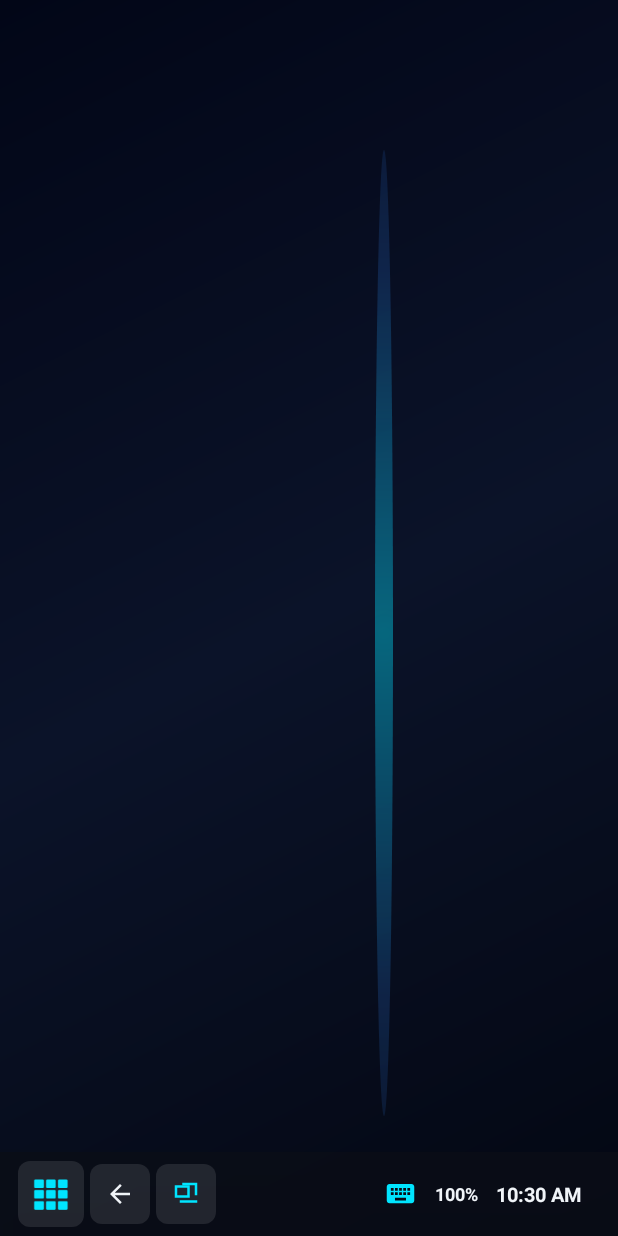
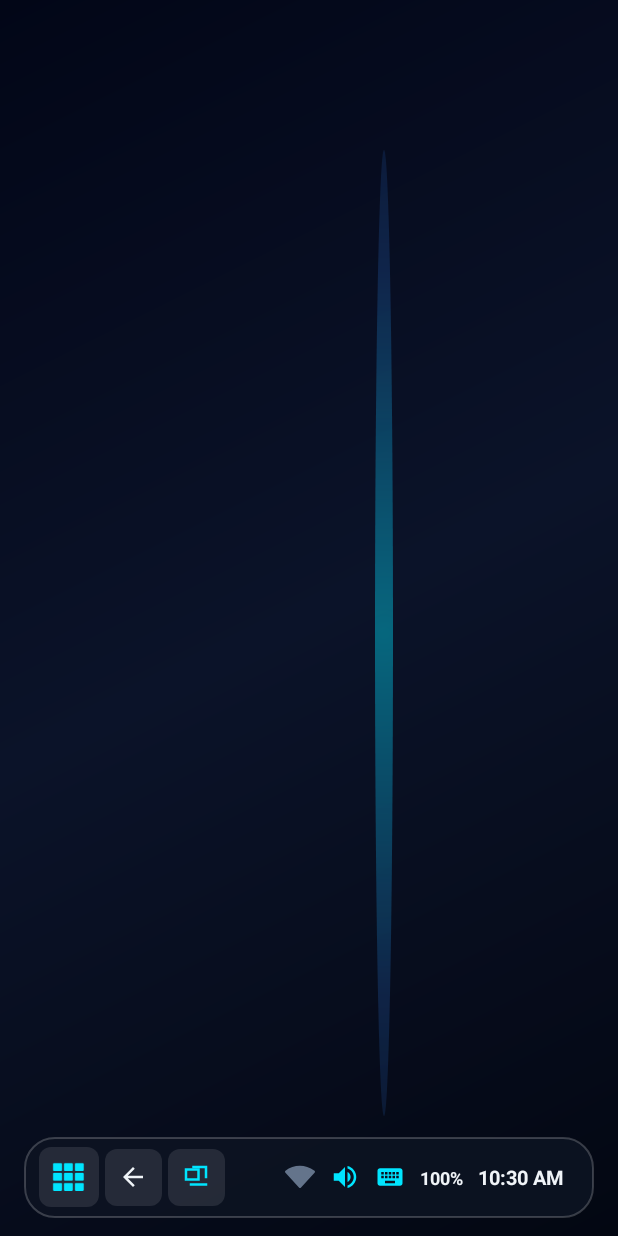
Before and after one commit to cosmicbyt123/Opendex, an Android app: the MainActivity screen opened directly, with no data from a screen before it, on a phone screen of 412 x 824 dp. Run offline under Robolectric (Android 15) with nearby library versions, the phone set to English and light mode, and no system bars.

Commit message:
feat(ui): macOS-style floating dock, system tray wifi and volume indicators, and tablet quick settings

```diff
--- a/app/src/main/java/com/cosmic/opendex/MainActivity.kt
+++ b/app/src/main/java/com/cosmic/opendex/MainActivity.kt
@@ -5,8 +5,11 @@ import android.content.BroadcastReceiver
 import android.content.Context
 import android.content.Intent
 import android.content.IntentFilter
+import android.graphics.Color
 import android.graphics.Rect
 import android.media.AudioManager
+import android.net.ConnectivityManager
+import android.net.NetworkCapabilities
 import android.net.Uri
 import android.os.BatteryManager
 import android.os.Bundle
@@ -94,6 +97,8 @@ class MainActivity : AppCompatActivity() {
     private lateinit var allAppsCountText: TextView
     private lateinit var trayBatteryText: TextView
     private lateinit var trayDisplayIcon: ImageView
+    private lateinit var trayWifiIcon: ImageView
+    private lateinit var trayVolumeIcon: ImageView
     private lateinit var trayKeyboardBtn: ImageView
     private lateinit var brightnessDimmer: View
     private lateinit var taskbar: LinearLayout
@@ -211,6 +216,8 @@ class MainActivity : AppCompatActivity() {
         allAppsCountText = findViewById(R.id.allAppsCountText)
         trayBatteryText = findViewById(R.id.trayBatteryText)
         trayDisplayIcon = findViewById(R.id.trayDisplayIcon)
+        trayWifiIcon = findViewById(R.id.trayWifiIcon)
+        trayVolumeIcon = findViewById(R.id.trayVolumeIcon)
         trayKeyboardBtn = findViewById(R.id.trayKeyboardBtn)
         brightnessDimmer = findViewById(R.id.brightnessDimmer)
         taskbar = findViewById(R.id.taskbar)
@@ -392,6 +399,29 @@ class MainActivity : AppCompatActivity() {
             toggleTaskView(false)
             toggleControlCenter()
         }
+
+        trayWifiIcon.setOnClickListener {
+            toggleStartMenu(false)
+            toggleTaskView(false)
+            toggleControlCenter()
+        }
+
+        trayWifiIcon.setOnLongClickListener {
+            try {
+                startActivity(Intent(Settings.ACTION_WIFI_SETTINGS))
+            } catch (e: Exception) {
+                Toast.makeText(this, "Cannot open Wi-Fi settings", Toast.LENGTH_SHORT).show()
+            }
+            true
+        }
+
+        trayVolumeIcon.setOnClickListener {
+            toggleStartMenu(false)
+            toggleTaskView(false)
+            toggleControlCenter()
+        }
+
+        updateWifiStatus()
 
         val audioManager = getSystemService(Context.AUDIO_SERVICE) as AudioManager
         val maxVolume = audioManager.getStreamMaxVolume(AudioManager.STREAM_MUSIC)
@@ -1123,6 +1153,25 @@ class MainActivity : AppCompatActivity() {
         super.onResume()
         registerReceiver(batteryReceiver, IntentFilter(Intent.ACTION_BATTERY_CHANGED))
         displayDetectionManager.startListening()
+        updateWifiStatus()
+    }
+
+    private fun updateWifiStatus() {
+        try {
+            val cm = getSystemService(Context.CONNECTIVITY_SERVICE) as? ConnectivityManager
+            val activeNet = cm?.activeNetwork
+            val caps = cm?.getNetworkCapabilities(activeNet)
+            val isWifi = caps?.hasTransport(NetworkCapabilities.TRANSPORT_WIFI) == true
+            if (::trayWifiIcon.isInitialized) {
+                if (isWifi) {
+                    trayWifiIcon.setColorFilter(Color.parseColor("#00E5FF"))
+                } else {
+                    trayWifiIcon.setColorFilter(Color.parseColor("#64748B"))
+                }
+            }
+        } catch (e: Exception) {
+            Log.e(TAG, "Failed to query wifi status: ${e.message}")
+        }
     }
 
     override fun onPause() {
--- /dev/null
+++ b/app/src/main/res/drawable/bg_floating_dock.xml
@@ -0,0 +1,9 @@
+<?xml version="1.0" encoding="utf-8"?>
+<shape xmlns:android="http://schemas.android.com/apk/res/android"
+    android:shape="rectangle">
+    <solid android:color="#E60D1322" />
+    <corners android:radius="20dp" />
+    <stroke
+        android:width="1dp"
+        android:color="#33FFFFFF" />
+</shape>
--- /dev/null
+++ b/app/src/main/res/drawable/bg_top_menu_bar.xml
@@ -0,0 +1,8 @@
+<?xml version="1.0" encoding="utf-8"?>
+<shape xmlns:android="http://schemas.android.com/apk/res/android"
+    android:shape="rectangle">
+    <solid android:color="#B30A0E17" />
+    <stroke
+        android:width="1dp"
+        android:color="#1AFFFFFF" />
+</shape>
--- a/app/src/main/res/layout/activity_main.xml
+++ b/app/src/main/res/layout/activity_main.xml
@@ -415,44 +415,47 @@
         </LinearLayout>
     </androidx.cardview.widget.CardView>
 
-    <!-- Bottom Taskbar -->
+    <!-- Bottom Floating Dock -->
     <LinearLayout
         android:id="@+id/taskbar"
         android:layout_width="match_parent"
-        android:layout_height="56dp"
-        android:elevation="16dp"
+        android:layout_height="54dp"
+        android:layout_marginStart="16dp"
+        android:layout_marginEnd="16dp"
+        android:layout_marginBottom="12dp"
+        android:elevation="20dp"
         android:orientation="horizontal"
         android:gravity="center_vertical"
-        android:background="@color/dex_taskbar_bg"
-        android:paddingStart="12dp"
-        android:paddingEnd="16dp"
+        android:background="@drawable/bg_floating_dock"
+        android:paddingStart="10dp"
+        android:paddingEnd="14dp"
         app:layout_constraintBottom_toBottomOf="parent"
         app:layout_constraintStart_toStartOf="parent"
         app:layout_constraintEnd_toEndOf="parent">
 
-        <!-- Start Menu Button -->
+        <!-- Start Menu / Spotlight Button -->
         <FrameLayout
             android:id="@+id/startMenuButton"
-            android:layout_width="44dp"
-            android:layout_height="44dp"
+            android:layout_width="40dp"
+            android:layout_height="40dp"
             android:background="@drawable/bg_taskbar_btn"
             android:clickable="true"
             android:focusable="true">
 
             <ImageView
-                android:layout_width="24dp"
-                android:layout_height="24dp"
+                android:layout_width="22dp"
+                android:layout_height="22dp"
                 android:layout_gravity="center"
                 android:src="@android:drawable/ic_dialog_dialer"
                 app:tint="@color/dex_accent_cyan"
-                android:contentDescription="Start Menu" />
+                android:contentDescription="Spotlight Launchpad" />
         </FrameLayout>
 
         <!-- Navigation Back Button -->
         <FrameLayout
             android:id="@+id/navBackButton"
-            android:layout_width="40dp"
-            android:layout_height="40dp"
+            android:layout_width="38dp"
+            android:layout_height="38dp"
             android:layout_marginStart="4dp"
             android:background="@drawable/bg_taskbar_btn"
             android:clickable="true"
@@ -470,8 +473,8 @@
         <!-- Task View / Virtual Desktops Button -->
         <FrameLayout
             android:id="@+id/taskViewButton"
-            android:layout_width="40dp"
-            android:layout_height="40dp"
+            android:layout_width="38dp"
+            android:layout_height="38dp"
             android:layout_marginStart="4dp"
             android:background="@drawable/bg_taskbar_btn"
             android:clickable="true"
@@ -496,34 +499,58 @@
             android:layout_marginEnd="8dp"
             android:orientation="horizontal" />
 
-        <!-- System Tray -->
+        <!-- System Tray Quick Settings -->
         <LinearLayout
             android:id="@+id/systemTray"
             android:layout_width="wrap_content"
             android:layout_height="match_parent"
             android:gravity="center_vertical"
             android:orientation="horizontal"
-            android:paddingStart="8dp"
-            android:paddingEnd="8dp">
+            android:paddingStart="6dp"
+            android:paddingEnd="6dp">
+
+            <!-- Wi-Fi Status Icon -->
+            <ImageView
+                android:id="@+id/trayWifiIcon"
+                android:layout_width="20dp"
+                android:layout_height="20dp"
+                android:layout_marginEnd="10dp"
+                android:src="@drawable/ic_wifi"
+                app:tint="@color/dex_accent_cyan"
+                android:contentDescription="Wi-Fi Status"
+                android:clickable="true"
+                android:focusable="true" />
+
+            <!-- Volume / Audio Icon -->
+            <ImageView
+                android:id="@+id/trayVolumeIcon"
+                android:layout_width="20dp"
+                android:layout_height="20dp"
+                android:layout_marginEnd="10dp"
+                android:src="@drawable/ic_volume"
+                app:tint="@color/dex_accent_cyan"
+                android:contentDescription="Volume Status"
+                android:clickable="true"
+                android:focusable="true" />
 
             <!-- Virtual Keyboard Toggle Button -->
             <ImageView
                 android:id="@+id/trayKeyboardBtn"
-                android:layout_width="22dp"
-                android:layout_height="22dp"
-                android:layout_marginEnd="12dp"
+                android:layout_width="20dp"
+                android:layout_height="20dp"
+                android:layout_marginEnd="10dp"
                 android:src="@drawable/ic_keyboard"
                 app:tint="@color/dex_accent_cyan"
                 android:contentDescription="Virtual Keyboard"
                 android:clickable="true"
                 android:focusable="true" />
 
-            <!-- External Display Indicator -->
+            <!-- External Display Indicator (Hidden by default unless multi-monitor) -->
             <ImageView
                 android:id="@+id/trayDisplayIcon"
-                android:layout_width="22dp"
-                android:layout_height="22dp"
-                android:layout_marginEnd="12dp"
+                android:layout_width="20dp"
+                android:layout_height="20dp"
+                android:layout_marginEnd="10dp"
                 android:src="@drawable/ic_display_connected"
                 android:visibility="gone"
                 android:contentDescription="External Display"
@@ -539,7 +566,7 @@
                 android:textColor="@color/dex_text_primary"
                 android:textSize="12sp"
                 android:textStyle="bold"
-                android:layout_marginEnd="12dp" />
+                android:layout_marginEnd="10dp" />
 
             <!-- Live Clock -->
             <TextClock
```
